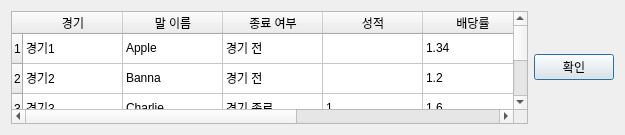
The window that ui file/betting_result.ui (Geunuk/RHBS) describes before a commit, drawn with Qt 5.
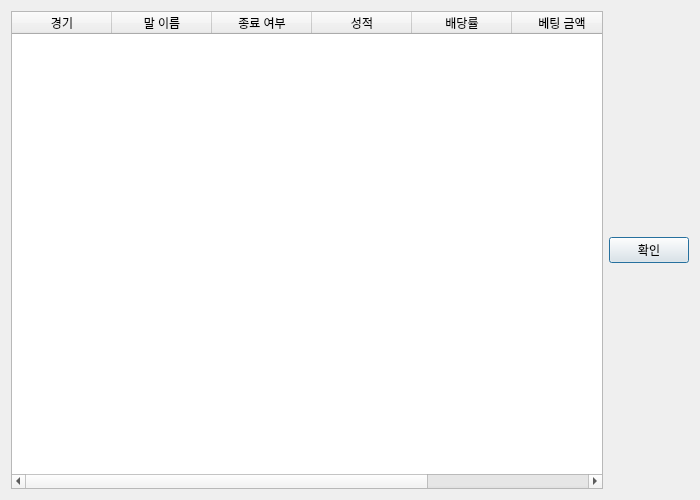
The same window after the commit.

Diff of the .ui file:
```diff
--- a/ui file/betting_result.ui
+++ b/ui file/betting_result.ui
@@ -6,36 +6,34 @@
    <rect>
     <x>0</x>
     <y>0</y>
-    <width>625</width>
-    <height>135</height>
+    <width>700</width>
+    <height>500</height>
    </rect>
   </property>
+  <property name="sizePolicy">
+   <sizepolicy hsizetype="Fixed" vsizetype="Fixed">
+    <horstretch>0</horstretch>
+    <verstretch>0</verstretch>
+   </sizepolicy>
+  </property>
+  <property name="minimumSize">
+   <size>
+    <width>700</width>
+    <height>500</height>
+   </size>
+  </property>
+  <property name="maximumSize">
+   <size>
+    <width>700</width>
+    <height>500</height>
+   </size>
+  </property>
   <property name="windowTitle">
    <string>Dialog</string>
   </property>
   <layout class="QHBoxLayout" name="horizontalLayout">
    <item>
-    <widget class="QTableWidget" name="tableWidget">
-     <row>
-      <property name="text">
-       <string>1</string>
-      </property>
-     </row>
-     <row>
-      <property name="text">
-       <string>2</string>
-      </property>
-     </row>
-     <row>
-      <property name="text">
-       <string>3</string>
-      </property>
-     </row>
-     <row>
-      <property name="text">
-       <string>4</string>
-      </property>
-     </row>
+    <widget class="QTableWidget" name="ok_btn">
      <column>
       <property name="text">
        <string>경기</string>
@@ -71,136 +69,6 @@
        <string>베당 금액</string>
       </property>
      </column>
-     <item row="0" column="0">
-      <property name="text">
-       <string>경기1</string>
-      </property>
-     </item>
-     <item row="0" column="1">
-      <property name="text">
-       <string>Apple</string>
-      </property>
-     </item>
-     <item row="0" column="2">
-      <property name="text">
-       <string>경기 전</string>
-      </property>
-     </item>
-     <item row="0" column="4">
-      <property name="text">
-       <string>1.34</string>
-      </property>
-     </item>
-     <item row="0" column="5">
-      <property name="text">
-       <string>100</string>
-      </property>
-     </item>
-     <item row="0" column="6">
-      <property name="text">
-       <string>0</string>
-      </property>
-     </item>
-     <item row="1" column="0">
-      <property name="text">
-       <string>경기2</string>
-      </property>
-     </item>
-     <item row="1" column="1">
-      <property name="text">
-       <string>Banna</string>
-      </property>
-     </item>
-     <item row="1" column="2">
-      <property name="text">
-       <string>경기 전</string>
-      </property>
-     </item>
-     <item row="1" column="4">
-      <property name="text">
-       <string>1.2</string>
-      </property>
-     </item>
-     <item row="1" column="5">
-      <property name="text">
-       <string>200</string>
-      </property>
-     </item>
-     <item row="1" column="6">
-      <property name="text">
-       <string>0</string>
-      </property>
-     </item>
-     <item row="2" column="0">
-      <property name="text">
-       <string>경기3</string>
-      </property>
-     </item>
-     <item row="2" column="1">
-      <property name="text">
-       <string>Charlie</string>
-      </property>
-     </item>
-     <item row="2" column="2">
-      <property name="text">
-       <string>경기 종료</string>
-      </property>
-     </item>
-     <item row="2" column="3">
-      <property name="text">
-       <string>1</string>
-      </property>
-     </item>
-     <item row="2" column="4">
-      <property name="text">
-       <string>1.6</string>
-      </property>
-     </item>
-     <item row="2" column="5">
-      <property name="text">
-       <string>3000</string>
-      </property>
-     </item>
-     <item row="2" column="6">
-      <property name="text">
-       <string>200</string>
-      </property>
-     </item>
-     <item row="3" column="0">
-      <property name="text">
-       <string>경기4</string>
-      </property>
-     </item>
-     <item row="3" column="1">
-      <property name="text">
-       <string>Delta</string>
-      </property>
-     </item>
-     <item row="3" column="2">
-      <property name="text">
-       <string>경기 종료</string>
-      </property>
-     </item>
-     <item row="3" column="3">
-      <property name="text">
-       <string>2</string>
-      </property>
-     </item>
-     <item row="3" column="4">
-      <property name="text">
-       <string>2.6</string>
-      </property>
-     </item>
-     <item row="3" column="5">
-      <property name="text">
-       <string>400</string>
-      </property>
-     </item>
-     <item row="3" column="6">
-      <property name="text">
-       <string>0</string>
-      </property>
-     </item>
     </widget>
    </item>
    <item>
```
Left out of the diff: 5 changed lines with no effect on the pictures.
